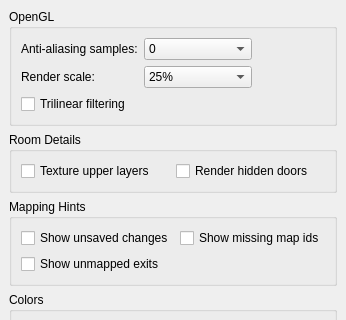
First picture: the form in src/preferences/graphicspage.ui, repository nschimme/MMapper, before the edit; both pictures show x 0 to 346 and y 0 to 320 of the 346 by 629 pixel window.
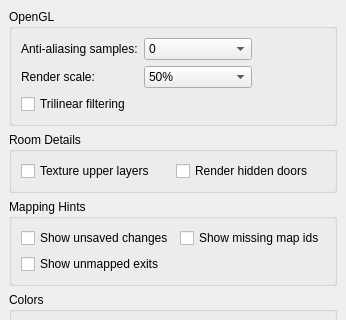
Second picture: the form after the edit.

Commit message: Refine Render Scale UI options and enforce mutual exclusivity with MSAA

```diff
--- a/src/preferences/graphicspage.ui
+++ b/src/preferences/graphicspage.ui
@@ -159,11 +159,6 @@
         <property name="focusPolicy">
          <enum>Qt::FocusPolicy::StrongFocus</enum>
         </property>
-        <item>
-         <property name="text">
-          <string>25%</string>
-         </property>
-        </item>
         <item>
          <property name="text">
           <string>50%</string>
```
Left out of the diff: 10 changed lines with no effect on the pictures. The commit also changes 2 other files.
